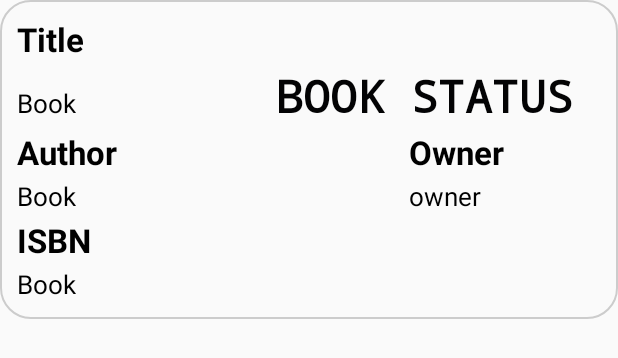
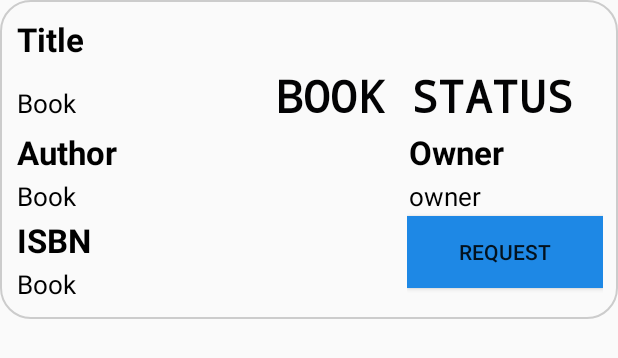
Before and after one commit to CMPUT301F20T03/OneInfiniteLoop, an Android app: the layout search_list_content.xml on its own in the app's theme, with its tools: preview values and no code run, on a phone screen of 412 x 824 dp. Shown: the top 358 px of the screen. Run offline under Robolectric (Android 15) with nearby library versions, the phone set to English and light mode, and no system bars.

Commit message:
added feature that redirects to requests after requesting

```diff
--- a/Booksies/app/src/main/res/layout/search_list_content.xml
+++ b/Booksies/app/src/main/res/layout/search_list_content.xml
@@ -138,6 +138,12 @@
 
                 />
 
+            <Button
+                android:id="@+id/req_button"
+                android:layout_width="match_parent"
+                android:layout_height="wrap_content"
+                android:background="#1E88E5"
+                android:text="REQUEST" />
 
 
         </LinearLayout>
```
Also changed, not shown: Booksies/app/src/main/java/com/example/booksies/controller/NavigationActivity.java (+15 -1 lines), Booksies/app/src/main/java/com/example/booksies/model/adapters/SearchAdapter.java (+24 -22 lines).
